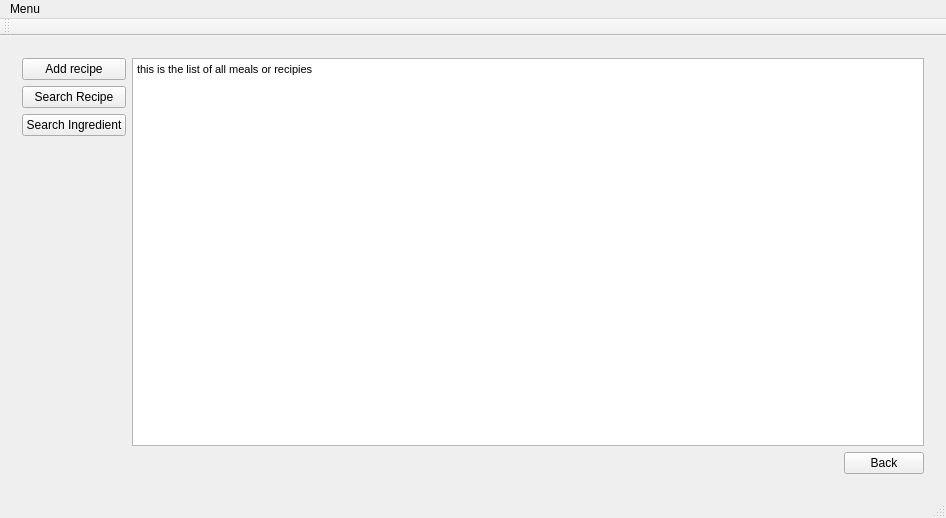
This is mealplanner/mainwindow.ui in escobaros-dos/mealplanner as Qt 5 draws it before an edit. The edited form follows.
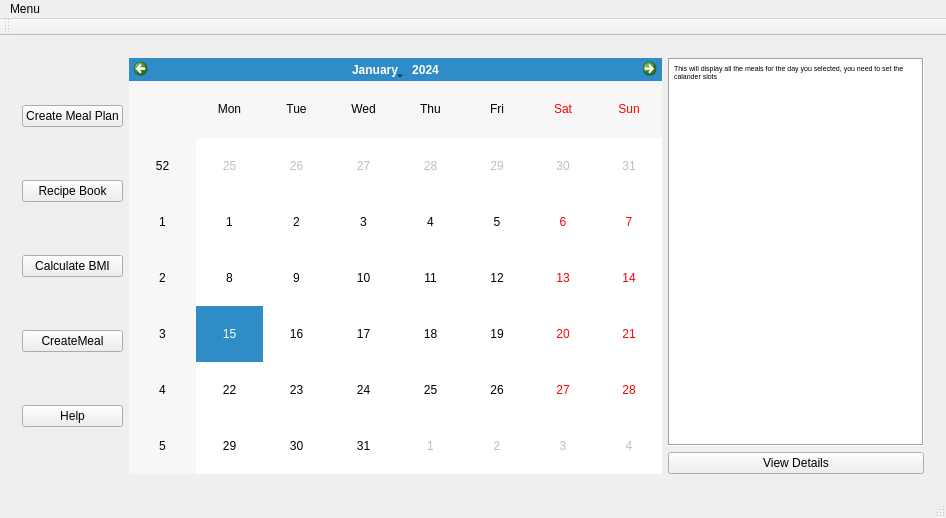
This is the edited form. The open tabs and pages were chosen to show the change.

Commit message: refactored some of the code. This includes: Updating widget, and button names Formatted widgets Todo: connect all buttons and signals

The edit to the form file:
```diff
--- a/mealplanner/mainwindow.ui
+++ b/mealplanner/mainwindow.ui
@@ -18,8 +18,7 @@
     <item row="1" column="0">
      <layout class="QGridLayout" name="gridLayout_3">
       <item row="0" column="0">
-       <widget class="QStackedWidget" name="stackedWidget">
-        <widget class="QWidget" name="stackedWidgetPage1" native="true">
+       <widget class="QWidget" name="MainWindowWidget" native="true">
          <layout class="QGridLayout" name="gridLayout">
           <item row="0" column="0">
            <layout class="QVBoxLayout" name="verticalLayout">
@@ -83,7 +82,7 @@
                <string>&lt;!DOCTYPE HTML PUBLIC &quot;-//W3C//DTD HTML 4.0//EN&quot; &quot;http://www.w3.org/TR/REC-html40/strict.dtd&quot;&gt;
 &lt;html&gt;&lt;head&gt;&lt;meta name=&quot;qrichtext&quot; content=&quot;1&quot; /&gt;&lt;style type=&quot;text/css&quot;&gt;
 p, li { white-space: pre-wrap; }
-&lt;/style&gt;&lt;/head&gt;&lt;body style=&quot; font-family:'MS Shell Dlg 2'; font-size:8.25pt; font-weight:400; font-style:normal;&quot;&gt;
+&lt;/style&gt;&lt;/head&gt;&lt;body style=&quot; font-family:'MS Shell Dlg 2'; font-size:8pt; font-weight:400; font-style:normal;&quot;&gt;
 &lt;p style=&quot; margin-top:0px; margin-bottom:0px; margin-left:0px; margin-right:0px; -qt-block-indent:0; text-indent:0px;&quot;&gt;&lt;span style=&quot; font-size:5.5pt;&quot;&gt;This will display all the meals for the day you selected, you need to set the calander slots&lt;/span&gt;&lt;/p&gt;&lt;/body&gt;&lt;/html&gt;</string>
               </property>
               <property name="tabStopWidth">
@@ -102,50 +101,6 @@
           </item>
          </layout>
         </widget>
-        <widget class="QWidget" name="stackedWidgetPage2" native="true">
-         <layout class="QGridLayout" name="gridLayout_5">
-          <item row="0" column="0">
-           <widget class="QPushButton" name="pushButton_11">
-            <property name="text">
-             <string>Add recipe</string>
-            </property>
-           </widget>
-          </item>
-          <item row="1" column="0">
-           <widget class="QPushButton" name="pushButton_12">
-            <property name="text">
-             <string>Search Recipe</string>
-            </property>
-           </widget>
-          </item>
-          <item row="0" column="1" rowspan="4">
-           <widget class="QTextBrowser" name="textBrowser_3">
-            <property name="html">
-             <string>&lt;!DOCTYPE HTML PUBLIC &quot;-//W3C//DTD HTML 4.0//EN&quot; &quot;http://www.w3.org/TR/REC-html40/strict.dtd&quot;&gt;
-&lt;html&gt;&lt;head&gt;&lt;meta name=&quot;qrichtext&quot; content=&quot;1&quot; /&gt;&lt;style type=&quot;text/css&quot;&gt;
-p, li { white-space: pre-wrap; }
-&lt;/style&gt;&lt;/head&gt;&lt;body style=&quot; font-family:'MS Shell Dlg 2'; font-size:8.25pt; font-weight:400; font-style:normal;&quot;&gt;
-&lt;p style=&quot; margin-top:0px; margin-bottom:0px; margin-left:0px; margin-right:0px; -qt-block-indent:0; text-indent:0px;&quot;&gt;&lt;span style=&quot; font-size:8pt;&quot;&gt;this is the list of all meals or recipies&lt;/span&gt;&lt;/p&gt;&lt;/body&gt;&lt;/html&gt;</string>
-            </property>
-           </widget>
-          </item>
-          <item row="7" column="1" alignment="Qt::AlignRight">
-           <widget class="QPushButton" name="pushButton_8">
-            <property name="text">
-             <string>Back</string>
-            </property>
-           </widget>
-          </item>
-          <item row="2" column="0">
-           <widget class="QPushButton" name="pushButton_13">
-            <property name="text">
-             <string>Search Ingredient</string>
-            </property>
-           </widget>
-          </item>
-         </layout>
-        </widget>
-       </widget>
       </item>
      </layout>
     </item>
```
Left out of the diff: 10 changed lines with no effect on the pictures. Lines whose indentation alone changed are shown as unchanged. The commit also changes 7 other files.
